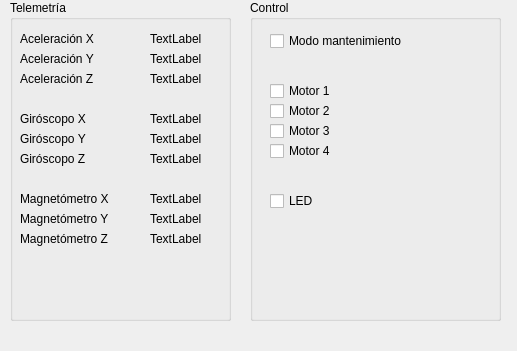
Above: src/ui/utn_drone/utndrone.ui from pablomaiolo/qgroundcontrol before the change. Below: the same form after it.
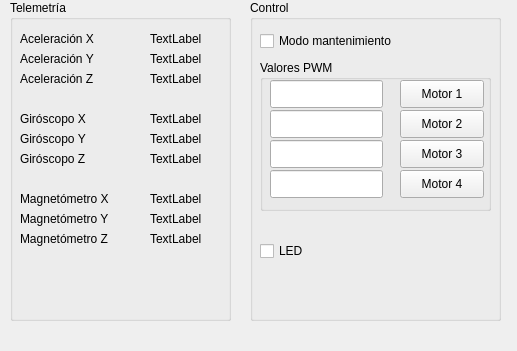
That is the form after the change.

Commit message: Agrego las opciones para probar individualmente los motores

Patch:
```diff
--- a/src/ui/utn_drone/utndrone.ui
+++ b/src/ui/utn_drone/utndrone.ui
@@ -278,7 +278,7 @@
    <widget class="QCheckBox" name="chkTestMode">
     <property name="geometry">
      <rect>
-      <x>20</x>
+      <x>10</x>
       <y>30</y>
       <width>171</width>
       <height>22</height>
@@ -288,63 +288,11 @@
      <string>Modo mantenimiento</string>
     </property>
    </widget>
-   <widget class="QCheckBox" name="checkBox_2">
-    <property name="geometry">
-     <rect>
-      <x>20</x>
-      <y>80</y>
-      <width>107</width>
-      <height>22</height>
-     </rect>
-    </property>
-    <property name="text">
-     <string>Motor 1</string>
-    </property>
-   </widget>
-   <widget class="QCheckBox" name="checkBox_3">
-    <property name="geometry">
-     <rect>
-      <x>20</x>
-      <y>100</y>
-      <width>107</width>
-      <height>22</height>
-     </rect>
-    </property>
-    <property name="text">
-     <string>Motor 2</string>
-    </property>
-   </widget>
-   <widget class="QCheckBox" name="checkBox_4">
-    <property name="geometry">
-     <rect>
-      <x>20</x>
-      <y>120</y>
-      <width>107</width>
-      <height>22</height>
-     </rect>
-    </property>
-    <property name="text">
-     <string>Motor 3</string>
-    </property>
-   </widget>
-   <widget class="QCheckBox" name="checkBox_5">
-    <property name="geometry">
-     <rect>
-      <x>20</x>
-      <y>140</y>
-      <width>107</width>
-      <height>22</height>
-     </rect>
-    </property>
-    <property name="text">
-     <string>Motor 4</string>
-    </property>
-   </widget>
    <widget class="QCheckBox" name="checkBox_6">
     <property name="geometry">
      <rect>
-      <x>20</x>
-      <y>190</y>
+      <x>10</x>
+      <y>240</y>
       <width>107</width>
       <height>22</height>
      </rect>
@@ -353,6 +301,111 @@
      <string>LED</string>
     </property>
    </widget>
+   <widget class="QGroupBox" name="groupBox_3">
+    <property name="geometry">
+     <rect>
+      <x>10</x>
+      <y>60</y>
+      <width>231</width>
+      <height>151</height>
+     </rect>
+    </property>
+    <property name="title">
+     <string>Valores PWM</string>
+    </property>
+    <widget class="QLineEdit" name="txtMotor4">
+     <property name="geometry">
+      <rect>
+       <x>10</x>
+       <y>110</y>
+       <width>113</width>
+       <height>28</height>
+      </rect>
+     </property>
+    </widget>
+    <widget class="QLineEdit" name="txtMotor1">
+     <property name="geometry">
+      <rect>
+       <x>10</x>
+       <y>20</y>
+       <width>113</width>
+       <height>28</height>
+      </rect>
+     </property>
+    </widget>
+    <widget class="QLineEdit" name="txtMotor3">
+     <property name="geometry">
+      <rect>
+       <x>10</x>
+       <y>80</y>
+       <width>113</width>
+       <height>28</height>
+      </rect>
+     </property>
+    </widget>
+    <widget class="QPushButton" name="btnMotor2">
+     <property name="geometry">
+      <rect>
+       <x>140</x>
+       <y>50</y>
+       <width>84</width>
+       <height>28</height>
+      </rect>
+     </property>
+     <property name="text">
+      <string>Motor 2</string>
+     </property>
+    </widget>
+    <widget class="QPushButton" name="btnMotor4">
+     <property name="geometry">
+      <rect>
+       <x>140</x>
+       <y>110</y>
+       <width>84</width>
+       <height>28</height>
+      </rect>
+     </property>
+     <property name="text">
+      <string>Motor 4</string>
+     </property>
+    </widget>
+    <widget class="QPushButton" name="btnMotor3">
+     <property name="geometry">
+      <rect>
+       <x>140</x>
+       <y>80</y>
+       <width>84</width>
+       <height>28</height>
+      </rect>
+     </property>
+     <property name="text">
+      <string>Motor 3</string>
+     </property>
+    </widget>
+    <widget class="QPushButton" name="btnMotor1">
+     <property name="geometry">
+      <rect>
+       <x>140</x>
+       <y>20</y>
+       <width>84</width>
+       <height>28</height>
+      </rect>
+     </property>
+     <property name="text">
+      <string>Motor 1</string>
+     </property>
+    </widget>
+    <widget class="QLineEdit" name="txtMotor2">
+     <property name="geometry">
+      <rect>
+       <x>10</x>
+       <y>50</y>
+       <width>113</width>
+       <height>28</height>
+      </rect>
+     </property>
+    </widget>
+   </widget>
   </widget>
  </widget>
  <resources/>
```
The commit also changes 2 other files.
